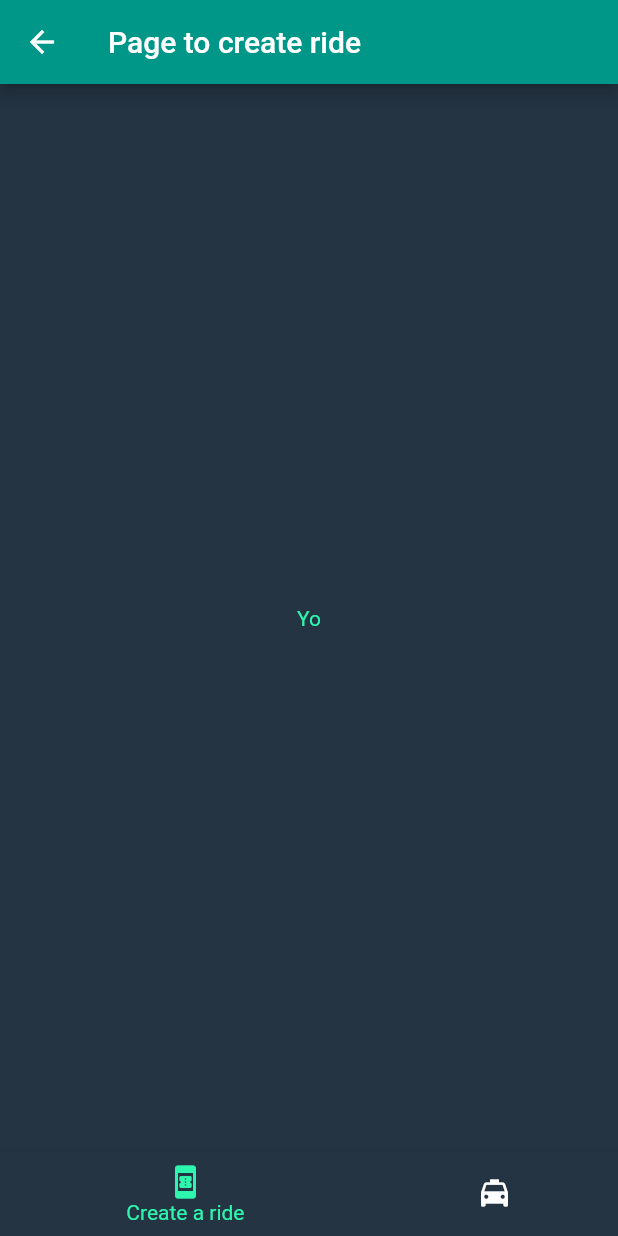
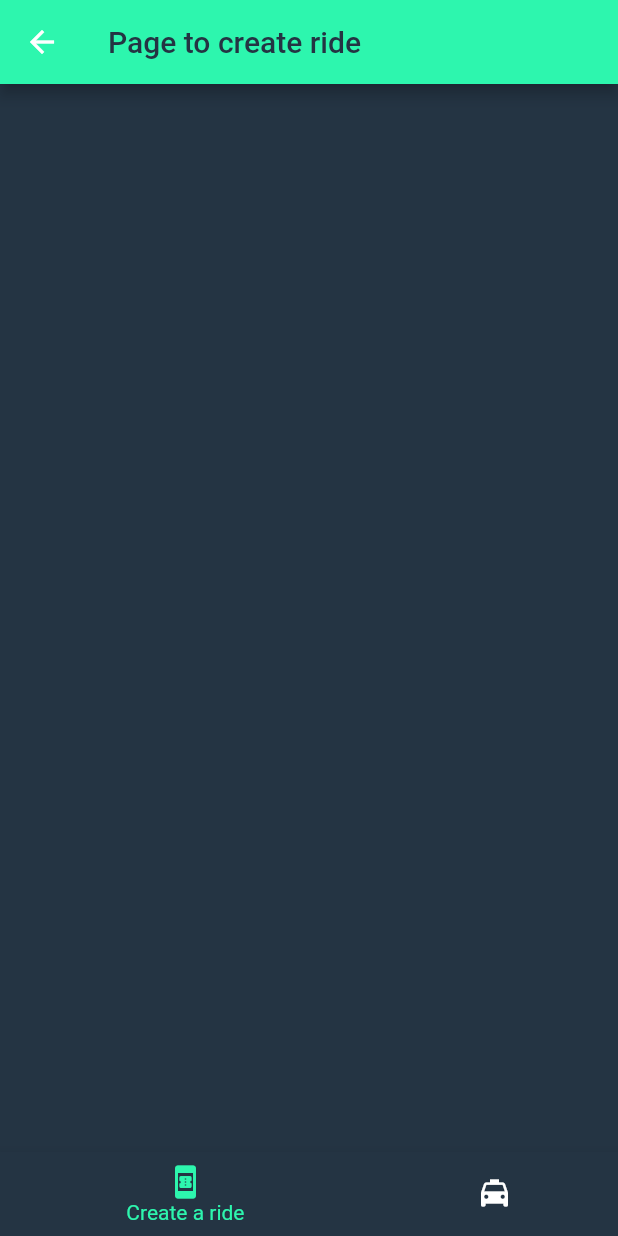
Before and after one commit to Rayzon3/kaarva, a Flutter app: the homePage screen opened directly, on a phone screen of 412 x 824 dp. Run offline on Flutter 3.47's test engine with Material 2 defaults, Android fonts, the phone set to English and light mode, and no system bars; our stand-ins replace flutter_signin_button, google_fonts.

Commit message:
updated, cleaned code

```diff
--- a/lib/home.dart
+++ b/lib/home.dart
@@ -1,5 +1,6 @@
 import 'package:flutter/material.dart';
 
+// ignore: camel_case_types
 class homePage extends StatefulWidget {
   const homePage({Key? key}) : super(key: key);
 
@@ -7,28 +8,37 @@ class homePage extends StatefulWidget {
   _homePageState createState() => _homePageState();
 }
 
+// ignore: camel_case_types
 class _homePageState extends State<homePage> {
   int currentIndex = 0;
 
   final pages = [
+    //Create Ride Page
     Scaffold(
       backgroundColor: const Color(0xff243443),
       appBar: AppBar(
-        title: Text("Page to create ride"),
+        title: const Text(
+          "Page to create ride",
+          style: TextStyle(
+            color: Color(0xff243443),
+          ),
+        ),
+        backgroundColor: const Color(0xff2DF6AE),
       ),
-      body: Center(
-        child: Text(
-          " Yo ",
-          style: TextStyle(color: Color(0xff2DF6AE)),
-        ),
-      ),
+      body: const Center(),
     ),
     Scaffold(
       backgroundColor: const Color(0xff243443),
       appBar: AppBar(
-        title: Text("Page to find ride"),
+        title: const Text(
+          "Page to find ride",
+          style: TextStyle(
+            color: Color(0xff243443),
+          ),
+        ),
+        backgroundColor: const Color(0xff2DF6AE),
       ),
-      body: Center(
+      body: const Center(
         child: Text(
           " Yo YO",
           style: TextStyle(color: Color(0xff2DF6AE)),
@@ -44,7 +54,7 @@ class _homePageState extends State<homePage> {
       body: pages[currentIndex],
       bottomNavigationBar: BottomNavigationBar(
         type: BottomNavigationBarType.shifting,
-        selectedItemColor: Color(0xff2DF6AE),
+        selectedItemColor: const Color(0xff2DF6AE),
         unselectedItemColor: Colors.white,
         currentIndex: currentIndex,
         onTap: (index) => setState(() => currentIndex = index),
```
